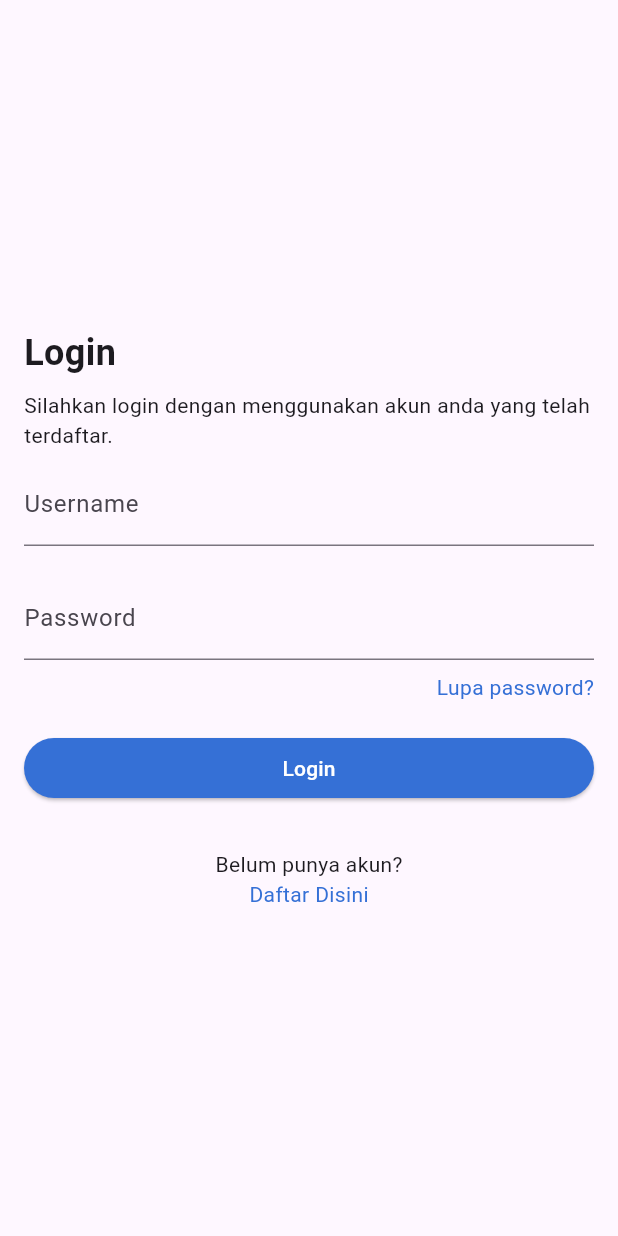
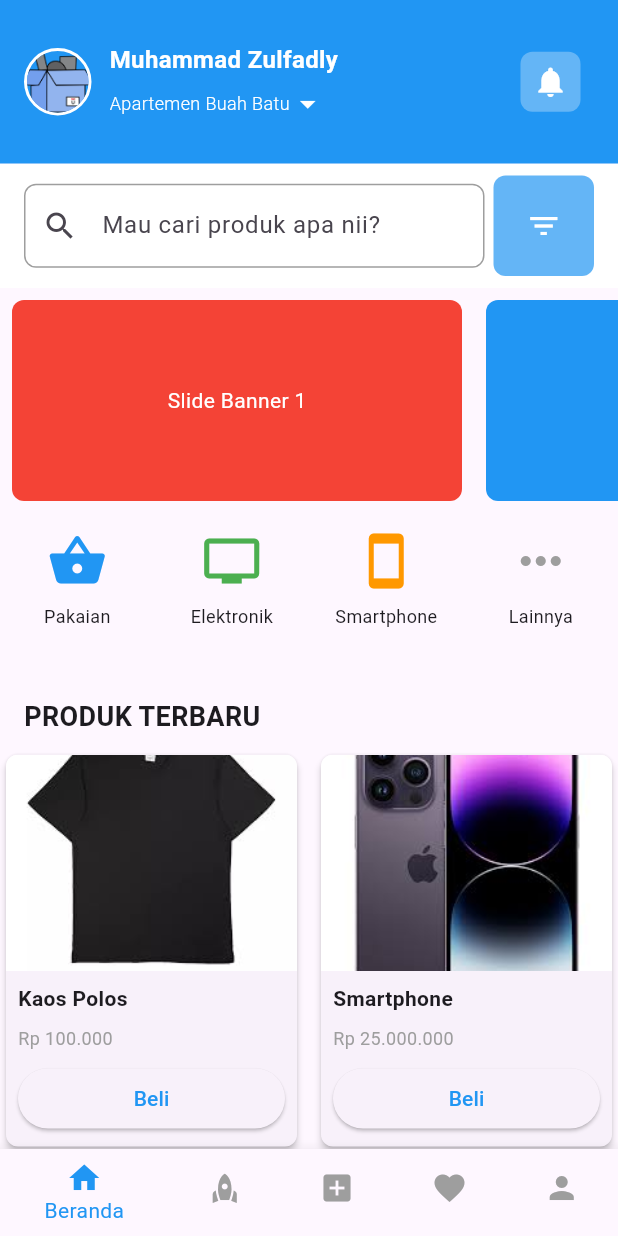
Before and after one commit to herlinpriatna/lapaktelu_app, a Flutter app: the screen it shows after launch, on a phone screen of 412 x 824 dp. Run offline on Flutter 3.47's test engine with Material 3 defaults, Android fonts, the phone set to English and light mode, and no system bars; our stand-ins replace google_fonts.

Commit message:
menambahkan home page

```diff
--- /dev/null
+++ b/lib/screens/home_page.dart
@@ -0,0 +1,444 @@
+import 'package:flutter/material.dart';
+import 'package:flutter/material.dart';
+
+// Definisi model Product
+class Product {
+  final String name;
+  final String image;
+  final String price;
+
+  Product({
+    required this.name,
+    required this.image,
+    required this.price,
+  });
+}
+
+// List produk
+List<Product> products = [
+  Product(
+    name: 'Kaos Polos',
+    image: 'assets/images/kaos_polos.jpeg',
+    price: '100.000',
+  ),
+  Product(
+    name: 'Smartphone',
+    image: 'assets/images/smartphone.jpeg',
+    price: '25.000.000',
+  ),
+  Product(
+    name: 'Laptop',
+    image: 'assets/images/laptop.jpeg',
+    price: '8.000.000',
+  ),
+  // Tambahkan produk lainnya sesuai kebutuhan Anda
+];
+
+class HomePage extends StatefulWidget {
+  const HomePage({super.key});
+
+  @override
+  State<HomePage> createState() => _HomePageState();
+}
+
+class _HomePageState extends State<HomePage> {
+  int _selectedIndex = 0; // Inisialisasi selected index
+
+  // List widget untuk setiap halaman
+  static const List<Widget> _halaman = <Widget>[];
+  @override
+  Widget build(BuildContext context) {
+    return Scaffold(
+      body: Column(
+        children: [
+          // navbar top
+          Container(
+            width:
+                double.infinity, // biar bisa ukuran containernya gak terbatas
+            color: Colors.blue,
+            child: Row(
+              mainAxisAlignment: MainAxisAlignment.spaceBetween,
+              children: [
+                Padding(
+                  padding: const EdgeInsets.all(16.0),
+                  child: Row(
+                    children: [
+                      Container(
+                        width: 45,
+                        height: 45,
+                        decoration: BoxDecoration(
+                          borderRadius: BorderRadius.circular(22.5),
+                          border: Border.all(
+                            color: Colors.white,
+                            width: 2,
+                          ),
+                        ),
+                        child: ClipOval(
+                          // membantu supaya bisa bulat foto profilnya
+                          child: Image.asset(
+                            'assets/images/logo_lapak.png',
+                            fit: BoxFit.cover,
+                          ),
+                        ),
+                      ),
+                      Padding(
+                        padding: const EdgeInsets.all(12.0),
+                        child: Column(
+                          crossAxisAlignment: CrossAxisAlignment.start,
+                          children: [
+                            Text(
+                              'Muhammad Zulfadly',
+                              style: TextStyle(
+                                color: Colors.white,
+                                fontSize: 16,
+                                fontWeight: FontWeight.bold,
+                              ),
+                            ),
+                            SizedBox(
+                              height: 6,
+                            ),
+                            Row(
+                              children: [
+                                Text(
+                                  'Apartemen Buah Batu',
+                                  style: TextStyle(
+                                    color: Colors.white,
+                                    fontSize: 12,
+                                    fontWeight: FontWeight.w300,
+                                  ),
+                                ),
+                                Icon(
+                                  Icons.arrow_drop_down,
+                                  color: Colors.white,
+                                )
+                              ],
+                            ),
+                          ],
+                        ),
+                      ),
+                    ],
+                  ),
+                ),
+                Padding(
+                  padding: const EdgeInsets.all(25.0),
+                  child: Container(
+                    decoration: BoxDecoration(
+                        color: Colors.blue[300],
+                        borderRadius: BorderRadius.circular(8)),
+                    padding: EdgeInsets.all(8),
+                    child: Icon(
+                      Icons.notifications,
+                      color: Colors.white,
+                    ),
+                  ),
+                ),
+              ],
+            ),
+          ),
+          // bagian ini bisa discroll
+          Expanded(
+            // untuk bisa kasih ruang lebih buat si widget yg mau dimasukin, jadi sisa2 yg ada itu juga bisa dimasukin
+            child: SingleChildScrollView(
+              child: Column(
+                crossAxisAlignment: CrossAxisAlignment.stretch,
+                children: [
+                  // Bagian pencarian produk
+                  Container(
+                    color: Colors.white,
+                    padding: EdgeInsets.symmetric(vertical: 8, horizontal: 16),
+                    child: Row(
+                      children: [
+                        Expanded(
+                          child: TextField(
+                            decoration: InputDecoration(
+                              hintText: 'Mau cari produk apa nii?',
+                              border: OutlineInputBorder(
+                                borderRadius: BorderRadius.circular(8),
+                                borderSide: BorderSide(color: Colors.grey),
+                              ),
+                              enabledBorder: OutlineInputBorder(
+                                borderRadius: BorderRadius.circular(8),
+                                borderSide: BorderSide(color: Colors.grey),
+                              ),
+                              focusedBorder: OutlineInputBorder(
+                                borderRadius: BorderRadius.circular(8),
+                                borderSide: BorderSide(color: Colors.blue),
+                              ),
+                              prefixIcon: Icon(Icons.search),
+                            ),
+                          ),
+                        ),
+                        SizedBox(
+                          width: 6,
+                        ),
+                        Container(
+                          decoration: BoxDecoration(
+                              color: Colors.blue[300],
+                              borderRadius: BorderRadius.circular(8)),
+                          padding: EdgeInsets.all(1.5),
+                          child: Padding(
+                            padding: const EdgeInsets.all(8.0),
+                            child: IconButton(
+                              icon: Icon(Icons.filter_list),
+                              color: Colors.white,
+                              onPressed: () {},
+                            ),
+                          ),
+                        ),
+                      ],
+                    ),
+                  ),
+                  // Slide banner
+                  SizedBox(
+                    height: 150,
+                    child: ListView(
+                      scrollDirection:
+                          Axis.horizontal, //memberikan scroll arahnya
+                      children: [
+                        Container(
+                          width: 300,
+                          margin: EdgeInsets.all(8),
+                          decoration: BoxDecoration(
+                            color: Colors.red,
+                            borderRadius: BorderRadius.circular(8),
+                          ),
+                          child: Center(
+                            child: Text(
+                              'Slide Banner 1',
+                              style: TextStyle(color: Colors.white),
+                            ),
+                          ),
+                        ),
+                        Container(
+                          width: 300,
+                          margin: EdgeInsets.all(8),
+                          decoration: BoxDecoration(
+                            color: Colors.blue,
+                            borderRadius: BorderRadius.circular(8),
+                          ),
+                          child: Center(
+                            child: Text(
+                              'Slide Banner 2',
+                              style: TextStyle(color: Colors.white),
+                            ),
+                          ),
+                        ),
+                        Container(
+                          width: 300,
+                          margin: EdgeInsets.all(8),
+                          decoration: BoxDecoration(
+                            color: Colors.green,
+                            borderRadius: BorderRadius.circular(8),
+                          ),
+                          child: Center(
+                            child: Text(
+                              'Slide Banner 3',
+                              style: TextStyle(color: Colors.white),
+                            ),
+                          ),
+                        ),
+                      ],
+                    ),
+                  ),
+                  SizedBox(
+                    height: 12,
+                  ),
+                  // Kategori
+                  GridView.count(
+                    shrinkWrap:
+                        true, //supaya bisa menyesuaikan ukuran tata letaknya
+                    crossAxisCount:
+                        4, // untuk menemtukan jumlah item yg ditampilkan dalam satu baris/kolom
+                    children: [
+                      // Kategori pertama
+                      GestureDetector(
+                        onTap: () {},
+                        child: Column(
+                          children: [
+                            Icon(Icons.shopping_basket,
+                                size: 40, color: Colors.blue),
+                            SizedBox(height: 8),
+                            Text('Pakaian', style: TextStyle(fontSize: 12)),
+                          ],
+                        ),
+                      ),
+                      // Kategori kedua
+                      GestureDetector(
+                        onTap: () {
+                          // Tambahkan aksi yang ingin dilakukan ketika kategori diklik
+                        },
+                        child: Column(
+                          children: [
+                            Icon(Icons.tv, size: 40, color: Colors.green),
+                            SizedBox(height: 8),
+                            Text('Elektronik', style: TextStyle(fontSize: 12)),
+                          ],
+                        ),
+                      ),
+                      // Kategori ketiga
+                      GestureDetector(
+                        onTap: () {},
+                        child: Column(
+                          children: [
+                            Icon(Icons.smartphone,
+                                size: 40, color: Colors.orange),
+                            SizedBox(height: 8),
+                            Text('Smartphone', style: TextStyle(fontSize: 12)),
+                          ],
+                        ),
+                      ),
+                      // Kategori keempat
+                      GestureDetector(
+                        onTap: () {},
+                        child: Column(
+                          children: [
+                            Icon(Icons.more_horiz,
+                                size: 40, color: Colors.grey),
+                            SizedBox(height: 8),
+                            Text('Lainnya', style: TextStyle(fontSize: 12)),
+                          ],
+                        ),
+                      ),
+                    ],
+                  ),
+                  Column(
+                    crossAxisAlignment: CrossAxisAlignment.start,
+                    children: [
+                      Padding(
+                        padding: const EdgeInsets.symmetric(
+                            horizontal: 16, vertical: 8),
+                        child: Text(
+                          'PRODUK TERBARU',
+                          style: TextStyle(
+                            fontSize: 18,
+                            fontWeight: FontWeight.bold,
+                          ),
+                        ),
+                      ),
+                      GridView.builder(
+                        shrinkWrap: true,
+                        physics:
+                            NeverScrollableScrollPhysics(), // buat scrolling, tapi disini gak bisa discroll atau statis
+                        gridDelegate: SliverGridDelegateWithFixedCrossAxisCount(
+                          //pengaturan tata letak nya
+                          crossAxisCount: 2,
+                          crossAxisSpacing: 8,
+                          mainAxisSpacing: 8,
+                          childAspectRatio: 0.75,
+                        ),
+                        itemCount: products
+                            .length, // Ganti dengan jumlah produk yang Anda miliki
+                        itemBuilder: (BuildContext context, int index) {
+                          // Ambil data produk dari daftar produk
+                          var product = products[index];
+                          // Buat card untuk setiap produk
+                          return Card(
+                            elevation: 2,
+                            shape: RoundedRectangleBorder(
+                              borderRadius: BorderRadius.circular(8),
+                            ),
+                            child: Column(
+                              crossAxisAlignment: CrossAxisAlignment.start,
+                              children: [
+                                // Gambar produk
+                                Expanded(
+                                  child: Container(
+                                    decoration: BoxDecoration(
+                                      borderRadius: BorderRadius.vertical(
+                                        top: Radius.circular(8),
+                                      ),
+                                      image: DecorationImage(
+                                        image: AssetImage(product.image),
+                                        fit: BoxFit.cover,
+                                      ),
+                                    ),
+                                  ),
+                                ),
+                                // Nama produk
+                                Padding(
+                                  padding: const EdgeInsets.all(8.0),
+                                  child: Text(
+                                    product.name,
+                                    style: TextStyle(
+                                      fontSize: 14,
+                                      fontWeight: FontWeight.bold,
+                                    ),
+                                  ),
+                                ),
+                                // Harga produk
+                                Padding(
+                                  padding: const EdgeInsets.symmetric(
+                                      horizontal: 8.0),
+                                  child: Text(
+                                    'Rp ${product.price}',
+                                    style: TextStyle(
+                                      fontSize: 12,
+                                      color: Colors.grey,
+                                    ),
+                                  ),
+                                ),
+                                // Button Beli
+                                Padding(
+                                  padding: const EdgeInsets.all(8.0),
+                                  child: SizedBox(
+                                    width: double.infinity,
+                                    child: ElevatedButton(
+                                      onPressed: () {
+                                        // Tambahkan aksi yang ingin dilakukan ketika tombol beli diklik
+                                      },
+                                      child: Text(
+                                        'Beli',
+                                        style: TextStyle(color: Colors.blue),
+                                      ),
+                                    ),
+                                  ),
+                                ),
+                              ],
+                            ),
+                          );
+                        },
+                      ),
+                    ],
+                  )
+                ],
+              ),
+            ),
+          ),
+          // Bottom Navigation Bar
+          BottomNavigationBar(
+            items: const <BottomNavigationBarItem>[
+              BottomNavigationBarItem(
+                icon: Icon(Icons.home),
+                label: 'Beranda',
+              ),
+              BottomNavigationBarItem(
+                icon: Icon(Icons.rocket),
+                label: 'Eksplorasi',
+              ),
+              BottomNavigationBarItem(
+                icon: Icon(Icons.add_box),
+                label: 'Posting',
+              ),
+              BottomNavigationBarItem(
+                icon: Icon(Icons.favorite),
+                label: 'Favorit',
+              ),
+              BottomNavigationBarItem(
+                icon: Icon(Icons.person),
+                label: 'Profil',
+              ),
+            ],
+            currentIndex: _selectedIndex,
+            selectedItemColor: Colors.blue,
+            unselectedItemColor: Colors.grey,
+            onTap: (index) {
+              setState(() {
+                _selectedIndex = index;
+              });
+            },
+          ),
+        ],
+      ),
+    );
+  }
+}
--- a/lib/screens/splash_screen.dart
+++ b/lib/screens/splash_screen.dart
@@ -1,5 +1,6 @@
 import 'package:flutter/material.dart';
 import 'package:google_fonts/google_fonts.dart';
+import 'package:lapak_telu/screens/home_page.dart';
 import 'package:lapak_telu/screens/login_screen.dart';
 
 class SplashScreen extends StatelessWidget {
@@ -9,7 +10,7 @@ class SplashScreen extends StatelessWidget {
   Widget build(BuildContext context) {
     Future.delayed(Duration(seconds: 3)).then((value) => {
           Navigator.of(context).pushAndRemoveUntil(
-              MaterialPageRoute(builder: (context) => LoginScreen()),
+              MaterialPageRoute(builder: (context) => HomePage()),
               (route) => false)
         });
     return Scaffold(
```
Also changed, not shown: assets/images/kaos_polos.jpeg (added), assets/images/laptop.jpeg (added), assets/images/smartphone.jpeg (added).
